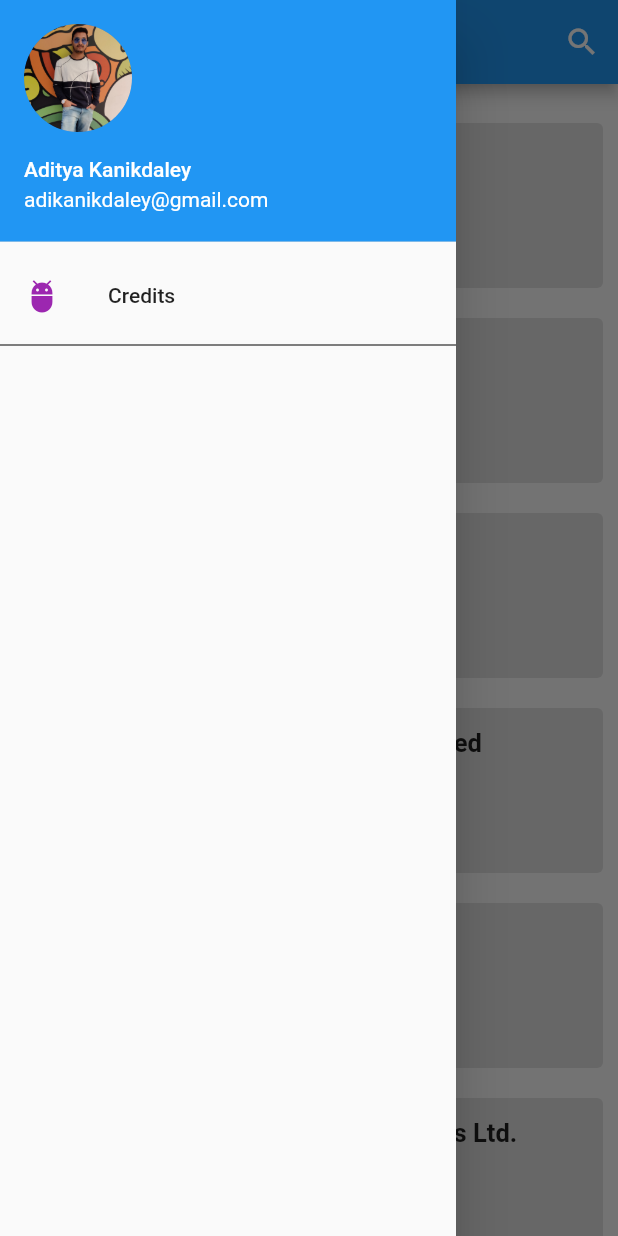
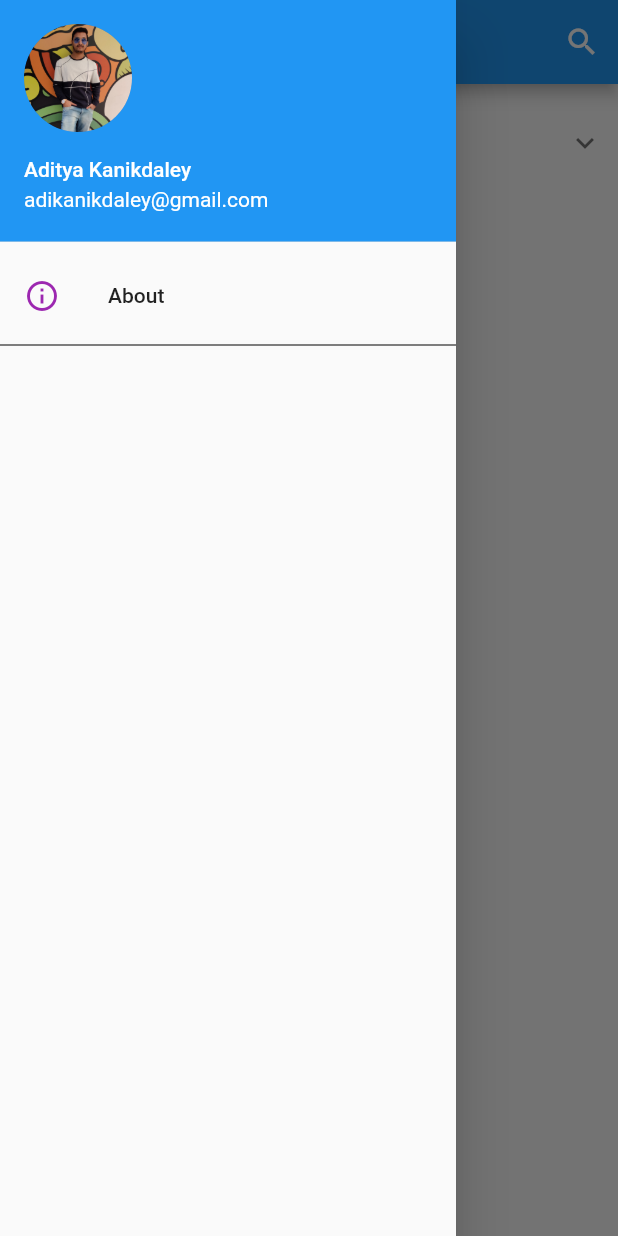
Before and after one commit to AdityaKanikdaley/FlutterPractice, a Flutter app: the screen it shows after launch, with the side drawer open, on a phone screen of 412 x 824 dp. Run offline on Flutter 3.47's test engine with Material 2 defaults, Android fonts, the phone set to English and light mode, and no system bars; our stand-ins replace flutter_icons, math_expressions.

Commit message:
4th commit: expansion panel: industrials: done

```diff
--- a/indian_companies/lib/credits.dart
+++ b/indian_companies/lib/about.dart
@@ -1,10 +1,10 @@
 import 'package:flutter/material.dart';
 
-class creditsClass extends StatelessWidget {
+class aboutClass extends StatelessWidget {
   @override
   Widget build(BuildContext context) {
     return Container(
-      child: Text("this is credits"),
+      child: Text("this is about"),
     );
 
 
--- /dev/null
+++ b/indian_companies/lib/categories/industrials.dart
@@ -0,0 +1,29 @@
+import 'package:flutter/material.dart';
+import 'package:indian_companies/card.dart';
+
+Widget industrials(){
+  return
+    Column(
+        children: <Widget>[
+          card("assets/accLimited.jpg", "ACC Cements", "Building materials", "Mumbai", "1936"),
+          card("assets/ambujaCement.jpg", "Ambuja Cements", "Building materials", "Mumbai", "1983"),
+          card("assets/asia_motorworks_logo.png", "Asia Motors", "Vehicles", "Mumbai", "2002"),
+          card("assets/bharat-electronics-ltd.jpg", "Bharat Electronics Limited", "Aerospace & Defence", "Bengaluru", "1954"),
+          card("assets/Bharat-Forge-Logo.jpg", "Bharat Forge", "Industrial Engineering", "Pune", "1961"),
+          card("assets/bharat-heavy-electricals-limited-logo.png", "Bharat Heavy Electronics Ltd.", "Electricals", "New Delhi", "1964"),
+          card("assets/eicher-motors.jpg", "Eicher Motors", "Vehicles", "Gurugram", "1948"),
+          card("assets/escorts-group.jpg", "Escorts Group", "Industrial Engineering", "Faridabad", "1960"),
+          card("assets/Exide-Logo.png", "Exide Industries", "Electricals", "Kolkata", "1947"),
+          card("assets/firstsourse.png", "Firstsource", "Business Support Services", "Mumbai", "2001"),
+          card("assets/GREAVES.png", "Greaves Cotton", "Industrial Engineering", "Mumbai", "1859"),
+          card("assets/hindustan_aero.png", "Hindustan Aeronautics Ltd.", "Aerospace & Defence", "Bengaluru", "1940"),
+          card("assets/havells.jpg", "Havells", "Electricals", "Noida", "1958"),
+          card("assets/hcl.jpg", "HCL", "Business Support Services", "Noida", "1976"),
+          card("assets/hmt.jpg", "HMT", "Defence", "Kolkata", "1775"),
+          card("assets/indianrailway.png", "Indian Railways", "Railroads", "New Delhi", "1853"),
+          card("assets/infosys.png", "Infosys", "Business Support Services", "Bengaluru", "1981"),
+          Text("Updating more companies soon.......")
+        ]
+    );
+
+}
--- a/indian_companies/lib/divider.dart
+++ b/indian_companies/lib/divider.dart
@@ -1,6 +1,6 @@
 import 'package:flutter/material.dart';
 import 'package:flutter/widgets.dart';
-import 'package:indian_companies/credits.dart';
+import 'package:indian_companies/about.dart';
 
 
 Widget divider(BuildContext context){
@@ -13,15 +13,15 @@ Widget divider(BuildContext context){
           accountEmail: new Text("adikanikdaley@gmail.com")),
       new ListTile(
           title: new InkWell(
-            child: Text("Credits"),
+            child: Text("About"),
             onTap: () {
-              debugPrint("credit pressed");
-              Navigator.push(context, MaterialPageRoute(builder: (context) => creditsClass()
+              debugPrint("about pressed");
+              Navigator.push(context, MaterialPageRoute(builder: (context) => aboutClass()
               )
               );
             },
           ),
-          leading: new Icon(Icons.adb, color: Colors.purple)),
+          leading: new Icon(Icons.info_outline, color: Colors.purple)),
       new Divider(
         height: 10.0,
         color: Colors.black,
--- /dev/null
+++ b/indian_companies/lib/expansionTile.dart
@@ -0,0 +1,22 @@
+import 'package:flutter/material.dart';
+
+
+Widget expansionTile(String path, String title, Function function){
+  return
+    ExpansionTile(
+        leading: CircleAvatar(
+          radius: 50,
+          backgroundImage: AssetImage(path)),
+        tilePadding: EdgeInsets.all(10),
+        title: Text(title),
+        children: <Widget>[
+          Container(
+            height: 400,
+            child: SingleChildScrollView(
+              scrollDirection: Axis.vertical,
+              child: function()
+            ),
+          )
+        ]
+    );
+}
--- a/indian_companies/lib/main.dart
+++ b/indian_companies/lib/main.dart
@@ -1,7 +1,8 @@
 import 'package:flutter/cupertino.dart';
 import 'package:flutter/material.dart';
 import 'package:flutter/widgets.dart';
-import 'package:indian_companies/card.dart';
+import 'package:indian_companies/categories/industrials.dart';
+import 'package:indian_companies/expansionTile.dart';
 import 'divider.dart';
 
 void main() {
@@ -36,29 +37,7 @@ class _State extends State<MyApp> {
               child: ListView(
                 scrollDirection: Axis.vertical,
                 children: <Widget>[
-
-                // industrial
-                    Text("Industrial:"),
-                    card("assets/accLimited.jpg", "ACC Cements", "Building materials", "Mumbai", "1936"),
-                    card("assets/ambujaCement.jpg", "Ambuja Cements", "Building materials", "Mumbai", "1983"),
-                    card("assets/asia_motorworks_logo.png", "Asia Motors", "Vehicles", "Mumbai", "2002"),
-                    card("assets/bharat-electronics-ltd.jpg", "Bharat Electronics Limited", "Aerospace & Defence", "Bengaluru", "1954"),
-                    card("assets/Bharat-Forge-Logo.jpg", "Bharat Forge", "Industrial Engineering", "Pune", "1961"),
-                    card("assets/bharat-heavy-electricals-limited-logo.png", "Bharat Heavy Electronics Ltd.", "Electricals", "New Delhi", "1964"),
-                    card("assets/eicher-motors.jpg", "Eicher Motors", "Vehicles", "Gurugram", "1948"),
-                    card("assets/escorts-group.jpg", "Escorts Group", "Industrial Engineering", "Faridabad", "1960"),
-                    card("assets/Exide-Logo.png", "Exide Industries", "Electricals", "Kolkata", "1947"),
-                    card("assets/firstsourse.png", "Firstsource", "Business Support Services", "Mumbai", "2001"),
-                    card("assets/GREAVES.png", "Greaves Cotton", "Industrial Engineering", "Mumbai", "1859"),
-                    card("assets/hindustan_aero.png", "Hindustan Aeronautics Ltd.", "Aerospace & Defence", "Bengaluru", "1940"),
-                    card("assets/havells.jpg", "Havells", "Electricals", "Noida", "1958"),
-                    card("assets/hcl.jpg", "HCL", "Business Support Services", "Noida", "1976"),
-                    card("assets/hmt.jpg", "HMT", "Defence", "Kolkata", "1775"),
-                    card("assets/indianrailway.png", "Indian Railways", "Railroads", "New Delhi", "1853"),
-                    card("assets/infosys.png", "Infosys", "Business Support Services", "Bengaluru", "1981"),
-                    Text("Updating more companies soon.......")
-
-
+                    expansionTile("assets/industrial.jpg", "Industrials", industrials),
 
                 ],
         ),
```
Also changed, not shown: indian_companies/assets/industrial.jpg (added).
